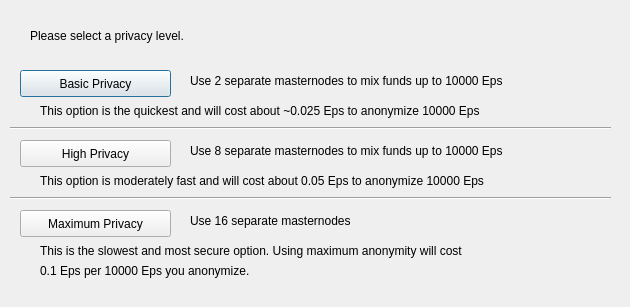
Above: src/qt/forms/obfuscationconfig.ui from magocoin/magocoin2 before the change. Below: the same form after it.
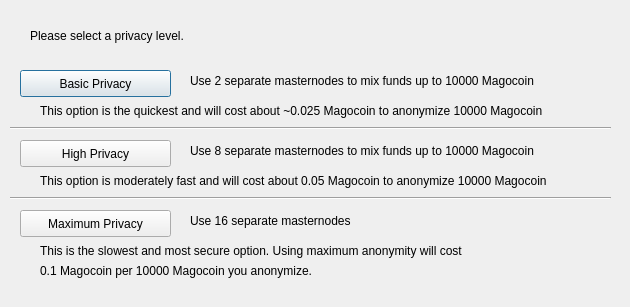
That is the form after the change.

Patch:
```diff
--- a/src/qt/forms/obfuscationconfig.ui
+++ b/src/qt/forms/obfuscationconfig.ui
@@ -75,7 +75,7 @@
     </rect>
    </property>
    <property name="text">
-    <string>Use 2 separate masternodes to mix funds up to 10000 Eps</string>
+    <string>Use 2 separate masternodes to mix funds up to 10000 Magocoin</string>
    </property>
   </widget>
   <widget class="QLabel" name="label_3">
@@ -88,7 +88,7 @@
     </rect>
    </property>
    <property name="text">
-    <string>Use 8 separate masternodes to mix funds up to 10000 Eps</string>
+    <string>Use 8 separate masternodes to mix funds up to 10000 Magocoin</string>
    </property>
   </widget>
   <widget class="QLabel" name="label_4">
@@ -114,7 +114,7 @@
     </rect>
    </property>
    <property name="text">
-    <string>This option is the quickest and will cost about ~0.025 Eps to anonymize 10000 Eps</string>
+    <string>This option is the quickest and will cost about ~0.025 Magocoin to anonymize 10000 Magocoin</string>
    </property>
   </widget>
   <widget class="QLabel" name="label_7">
@@ -127,7 +127,7 @@
     </rect>
    </property>
    <property name="text">
-    <string>This option is moderately fast and will cost about 0.05 Eps to anonymize 10000 Eps</string>
+    <string>This option is moderately fast and will cost about 0.05 Magocoin to anonymize 10000 Magocoin</string>
    </property>
   </widget>
   <widget class="QLabel" name="label_8">
@@ -153,7 +153,7 @@
     </rect>
    </property>
    <property name="text">
-    <string>0.1 Eps per 10000 Eps you anonymize.</string>
+    <string>0.1 Magocoin per 10000 Magocoin you anonymize.</string>
    </property>
   </widget>
   <widget class="Line" name="line">
```
